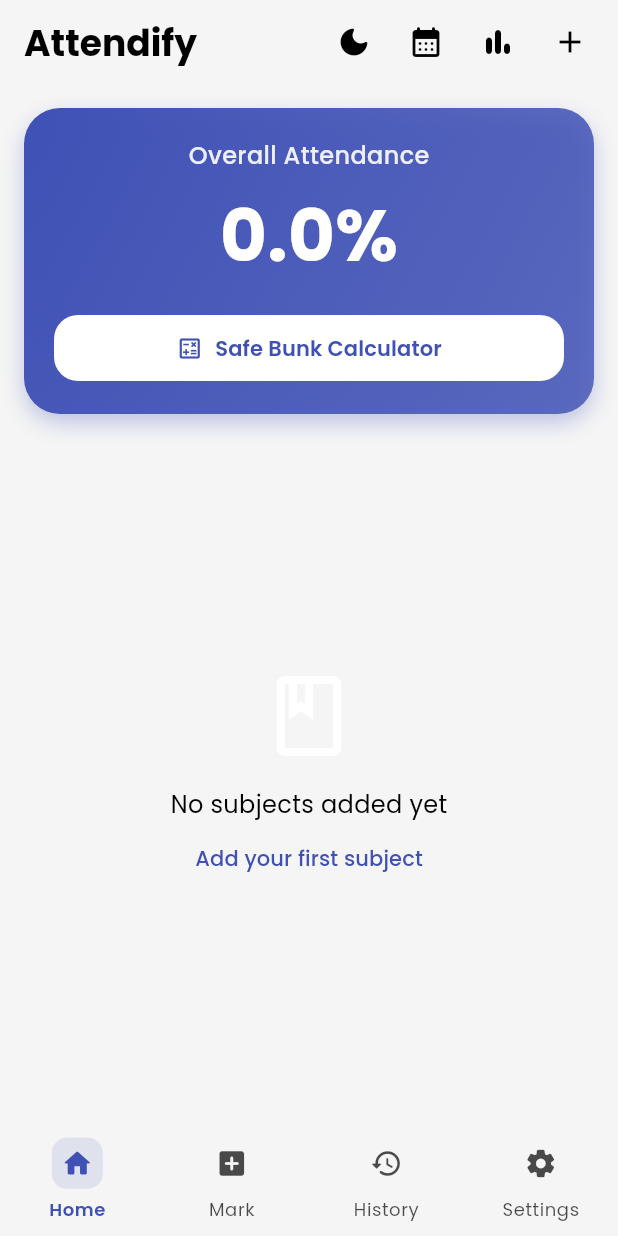
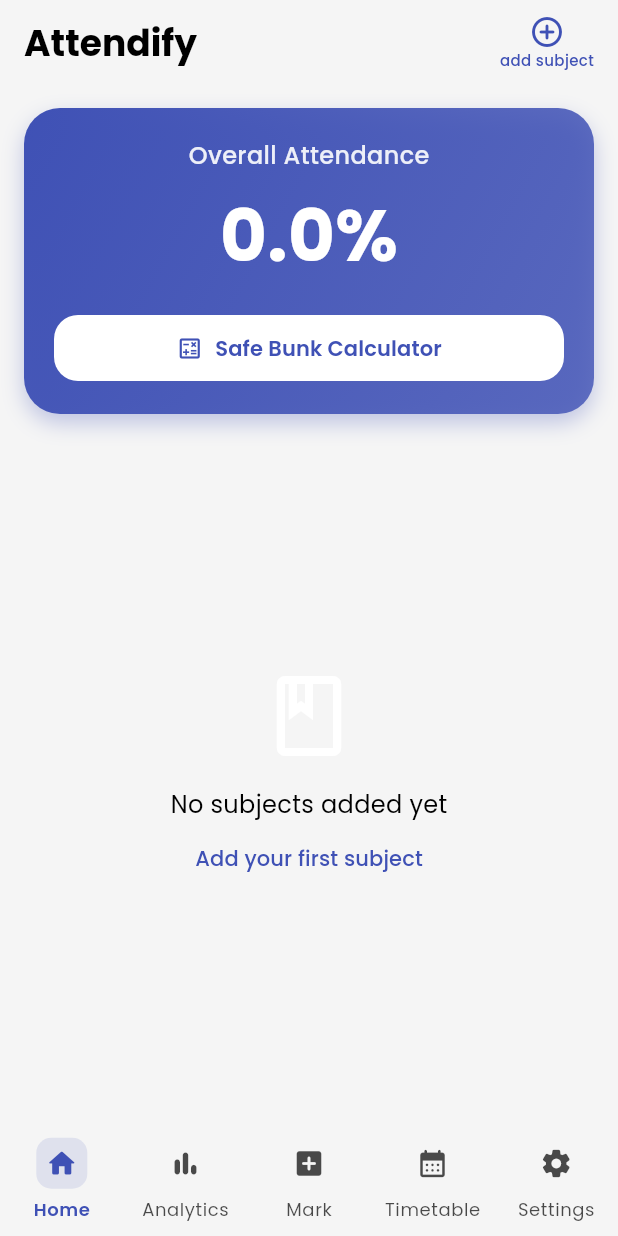
Before and after one commit to itspriyanshhh/Attendance_Tracker_App, a Flutter app: the screen it shows once a user with an empty profile is signed in, on a phone screen of 412 x 824 dp. Run offline on Flutter 3.47's test engine with Material 3 defaults, Android fonts, the light colour scheme and no system bars; our stand-ins replace cloud_firestore, firebase_auth, firebase_core, firebase_messaging, fl_chart, flutter_local_notifications and 8 more; accounts and stored records are empty.

Commit message:
changed the layout

```diff
--- a/lib/screens/attendance_home.dart
+++ b/lib/screens/attendance_home.dart
@@ -1,22 +1,8 @@
-import 'package:attendance_management/main.dart';
-import 'package:attendance_management/screens/analytics_screen.dart';
 import 'package:attendance_management/models/subject.dart';
 import 'package:attendance_management/screens/safe_bunk_sheet.dart';
-import 'package:attendance_management/screens/timetable_screen.dart';
 import 'package:attendance_management/services/firestore_service.dart';
 import 'package:flutter/material.dart';
 import 'package:google_fonts/google_fonts.dart';
-import 'package:shared_preferences/shared_preferences.dart';
-
-/// Persist user's dark-mode choice
-Future<void> _saveDarkMode(bool enabled) async {
-  try {
-    final prefs = await SharedPreferences.getInstance();
-    await prefs.setBool('darkMode', enabled);
-  } catch (e) {
-    print('Failed to save dark mode pref: $e');
-  }
-}
 
 class AttendanceHome extends StatefulWidget {
   const AttendanceHome({super.key});
@@ -277,57 +263,29 @@ class AttendanceHomeState extends State<AttendanceHome> {
         elevation: 0,
         backgroundColor: theme.scaffoldBackgroundColor,
         actions: [
-          ValueListenableBuilder<bool>(
-            valueListenable: isDarkMode,
-            builder: (context, dark, _) => IconButton(
-              tooltip: dark ? 'Switch to light mode' : 'Switch to dark mode',
-              icon: Icon(
-                dark ? Icons.light_mode_rounded : Icons.dark_mode_rounded,
-                // Ensure visibility in both modes by using onSurface
-                // In light mode, onSurface is dark (visible on light bg)
-                // In dark mode, onSurface is light (visible on dark bg)
-                // If the issue persists, we can force specific colors
-                color: dark ? Colors.amber : colorScheme.onSurface,
+          Padding(
+            padding: const EdgeInsets.only(right: 16),
+            child: InkWell(
+              onTap: () => _addSubject(context),
+              borderRadius: BorderRadius.circular(12),
+              child: Column(
+                mainAxisAlignment: MainAxisAlignment.center,
+                children: [
+                  Icon(
+                    Icons.add_circle_outline_rounded,
+                    color: colorScheme.primary,
+                    size: 24,
+                  ),
+                  Text(
+                    'add subject',
+                    style: GoogleFonts.poppins(
+                      fontSize: 10,
+                      color: colorScheme.primary,
+                      fontWeight: FontWeight.w500,
+                    ),
+                  ),
+                ],
               ),
-              onPressed: () async {
-                isDarkMode.value = !dark;
-                await _saveDarkMode(isDarkMode.value);
-              },
-            ),
-          ),
-          IconButton(
-            icon: Icon(
-              Icons.calendar_month_rounded,
-              color: colorScheme.onSurface,
-            ),
-            tooltip: 'Timetable',
-            onPressed: () async {
-              await Navigator.push(
-                context,
-                MaterialPageRoute(
-                  builder: (context) => const TimetableScreen(),
-                ),
-              );
-              _loadData(); // Refresh to re-sort if schedule changed
-            },
-          ),
-          IconButton(
-            icon: Icon(Icons.bar_chart_rounded, color: colorScheme.onSurface),
-            tooltip: 'Analytics',
-            onPressed: () {
-              Navigator.push(
-                context,
-                MaterialPageRoute(
-                  builder: (context) => const AnalyticsScreen(),
-                ),
-              );
-            },
-          ),
-          Padding(
-            padding: const EdgeInsets.only(right: 8),
-            child: IconButton(
-              icon: Icon(Icons.add, color: colorScheme.onSurface),
-              onPressed: () => _addSubject(context),
             ),
           ),
         ],
--- a/lib/ui/main_nav.dart
+++ b/lib/ui/main_nav.dart
@@ -1,7 +1,8 @@
+import 'package:attendance_management/screens/analytics_screen.dart';
 import 'package:attendance_management/screens/attendance_home.dart';
 import 'package:attendance_management/screens/batch_mark_screen.dart';
-import 'package:attendance_management/screens/history_screen.dart';
 import 'package:attendance_management/screens/settings_screen.dart';
+import 'package:attendance_management/screens/timetable_screen.dart';
 import 'package:flutter/material.dart';
 import 'package:flutter/services.dart';
 
@@ -26,8 +27,9 @@ class _MainNavState extends State<MainNav> {
     super.initState();
     _pages = [
       AttendanceHome(key: _attendanceHomeKey), // Home
+      const AnalyticsScreen(), // Analytics
       const BatchMarkScreen(), // Mark
-      const HistoryScreen(), // History
+      const TimetableScreen(), // Timetable
       const SettingsScreen(), // Settings
     ];
   }
@@ -91,19 +93,26 @@ class _MainNavState extends State<MainNav> {
                   _NavItem(
                     index: 1,
                     currentIndex: _currentIndex,
+                    icon: Icons.bar_chart_rounded,
+                    label: 'Analytics',
+                    onTap: _onTap,
+                  ),
+                  _NavItem(
+                    index: 2,
+                    currentIndex: _currentIndex,
                     icon: Icons.add_box_rounded,
                     label: 'Mark',
                     onTap: _onTap,
                   ),
                   _NavItem(
-                    index: 2,
+                    index: 3,
                     currentIndex: _currentIndex,
-                    icon: Icons.history_rounded,
-                    label: 'History',
+                    icon: Icons.calendar_month_rounded,
+                    label: 'Timetable',
                     onTap: _onTap,
                   ),
                   _NavItem(
-                    index: 3,
+                    index: 4,
                     currentIndex: _currentIndex,
                     icon: Icons.settings_rounded,
                     label: 'Settings',
```
Also changed, not shown: lib/screens/scheduled_notifications_screen.dart (added, +194 -0 lines), lib/screens/settings_screen.dart (+17 -0 lines), lib/services/notification_service.dart (+10 -0 lines).
